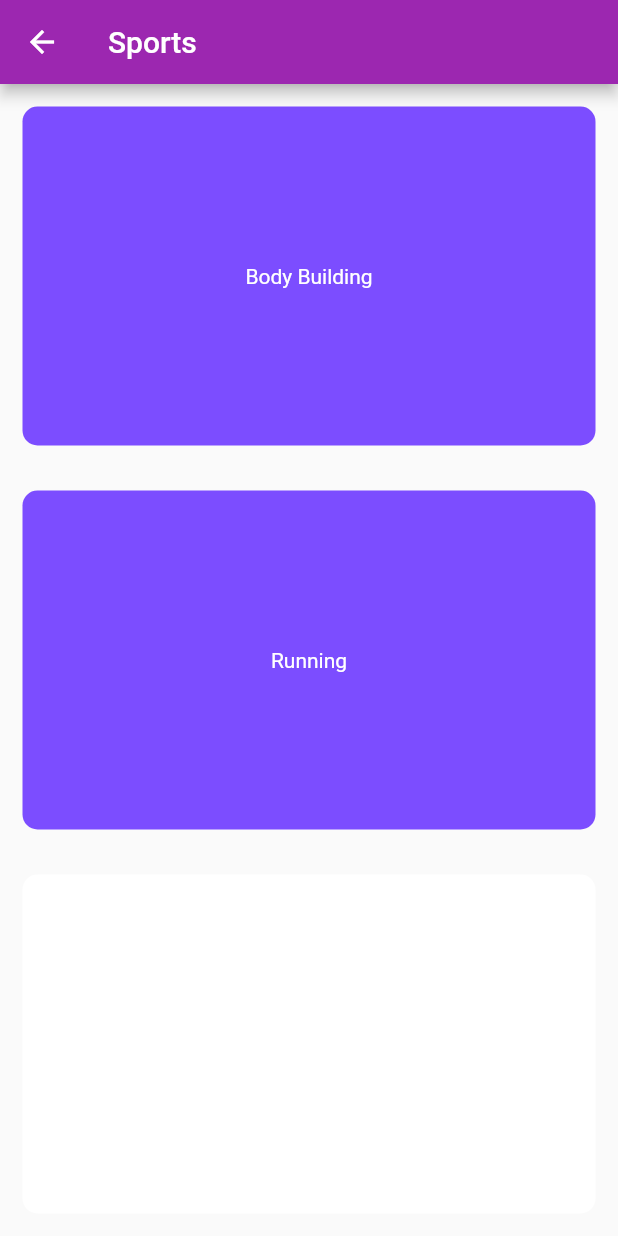
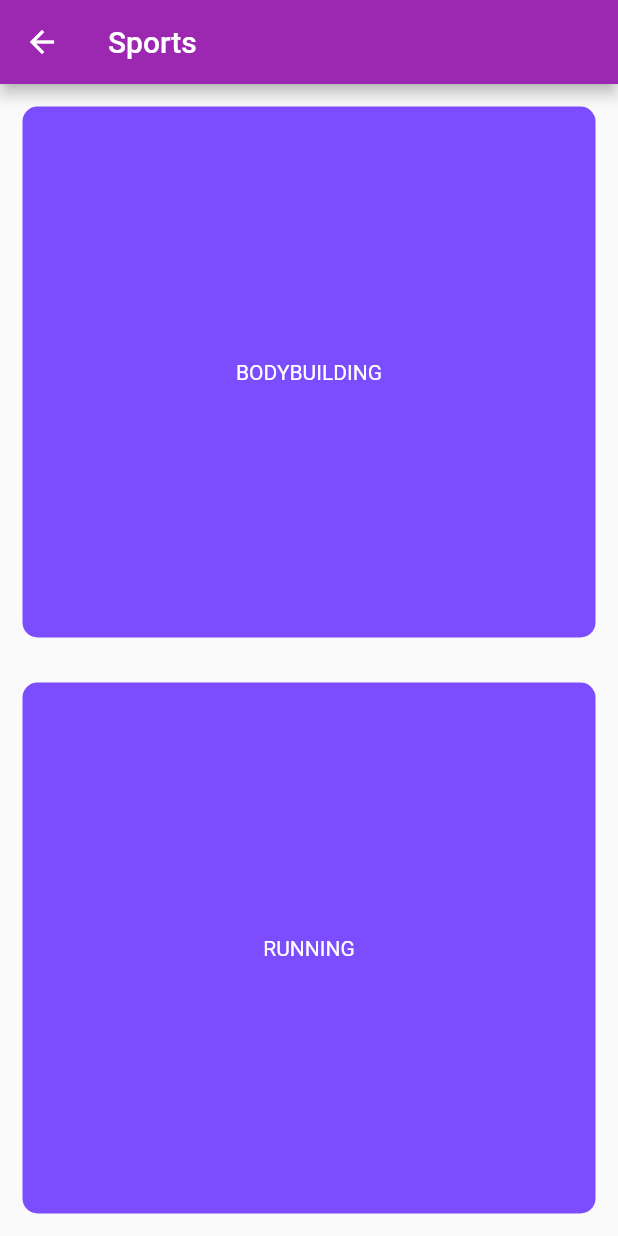
Before and after one commit to cmpe492lifecoach/lifecoach, a Flutter app: the SportsPage screen opened directly, on a phone screen of 412 x 824 dp. Run offline on Flutter 3.47's test engine with Material 2 defaults, Android fonts, the phone set to English and light mode, and no system bars; our stand-ins replace cloud_firestore, firebase_auth, get_it, google_sign_in; accounts and stored records are empty; statements that could not run were skipped.

Commit message:
Sports sayfası yenilik eklendi.

```diff
--- a/lib/app/reusable_card.dart
+++ b/lib/app/reusable_card.dart
@@ -1,22 +1,28 @@
 import 'package:flutter/material.dart';
 
 class ReusableCard extends StatelessWidget {
-  ReusableCard({@required this.colour, this.cardChild, this.onPress});
+  ReusableCard({@required this.images,@required this.colour, this.cardChild, this.onPress});
 
   final Color colour;
   final Widget cardChild;
   final Function onPress;
+  final Image images;
+
 
   @override
   Widget build(BuildContext context) {
     return GestureDetector(
       onTap: onPress,
+
       child: Container(
         child: cardChild,
+
         margin: EdgeInsets.all(15.0),
         decoration: BoxDecoration(
           color: colour,
+
           borderRadius: BorderRadius.circular(10.0),
+
         ),
       ),
     );
--- a/lib/app/sports.dart
+++ b/lib/app/sports.dart
@@ -1,5 +1,8 @@
 import 'package:flutter/material.dart';
 import 'package:lifecoach_app/app/reusable_card.dart';
+
+import 'package:lifecoach_app/app/sports_page_extra/bodybuilding_page.dart';
+import 'package:lifecoach_app/app/sports_page_extra/bottom_button.dart';
 
 class SportsPage extends StatelessWidget {
   @override
@@ -11,58 +14,63 @@ class SportsPage extends StatelessWidget {
        children: <Widget>[
          Expanded(
            child: ReusableCard(
+
+             onPress: () {
+               Navigator.push(context,
+                   MaterialPageRoute(builder: (context)=> BodyBuildingPage())
+               );
+
+             },
              colour: Colors.deepPurpleAccent,
+             images: Image.asset('images/bodybuilding.pose.jpeg'),
+
              cardChild: Column(
                mainAxisAlignment: MainAxisAlignment.center,
                children: <Widget>[
                  Text(
-                    'Body Building',
+                   'BODYBUILDING',
                    style: TextStyle(color: Colors.white),
                  ),
                  Row(
                    mainAxisAlignment: MainAxisAlignment.center,
                    crossAxisAlignment: CrossAxisAlignment.baseline,
                    textBaseline: TextBaseline.alphabetic,
-                  )
+                   children: <Widget>[
+
+
+                   ],
+                 ),
+
                ],
              ),
            ),
          ),
-
          Expanded(
            child: ReusableCard(
+             onPress: () {
+               Navigator.push(context,
+                   MaterialPageRoute(builder: (context)=> BodyBuildingPage())
+               );
+
+             },
              colour: Colors.deepPurpleAccent,
              cardChild: Column(
                mainAxisAlignment: MainAxisAlignment.center,
                children: <Widget>[
                  Text(
-                    'Running',
+                   'RUNNING',
                    style: TextStyle(color: Colors.white),
                  ),
                  Row(
                    mainAxisAlignment: MainAxisAlignment.center,
                    crossAxisAlignment: CrossAxisAlignment.baseline,
                    textBaseline: TextBaseline.alphabetic,
-                  )
+                   children: <Widget>[
+
+
                    ],
                  ),
-            ),
-          ),
-          Expanded(
-            child: ReusableCard(
-              colour: Colors.white,
-              cardChild: Column(
-                mainAxisAlignment: MainAxisAlignment.center,
-                children: <Widget>[
-                  Text(
-                    'Running',
-                    style: TextStyle(color: Colors.white),
-                  ),
-                  Row(
-                    mainAxisAlignment: MainAxisAlignment.center,
-                    crossAxisAlignment: CrossAxisAlignment.baseline,
-                    textBaseline: TextBaseline.alphabetic,
-                  )
+
                ],
              ),
            ),
@@ -70,6 +78,9 @@ class SportsPage extends StatelessWidget {
 
         ],
 
+
+
+
       ),
 
     );
```
Also changed, not shown: lib/app/sports_page_extra/bodybuilding_page.dart (added, +15 -0 lines), lib/app/sports_page_extra/bottom_button.dart (added, +29 -0 lines), lib/app/sports_page_extra/constants.dart (added, +41 -0 lines), pubspec.yaml (+4 -4 lines), images/bodybuilding-pose.jpeg (added). Lines whose indentation alone changed are shown as unchanged.
